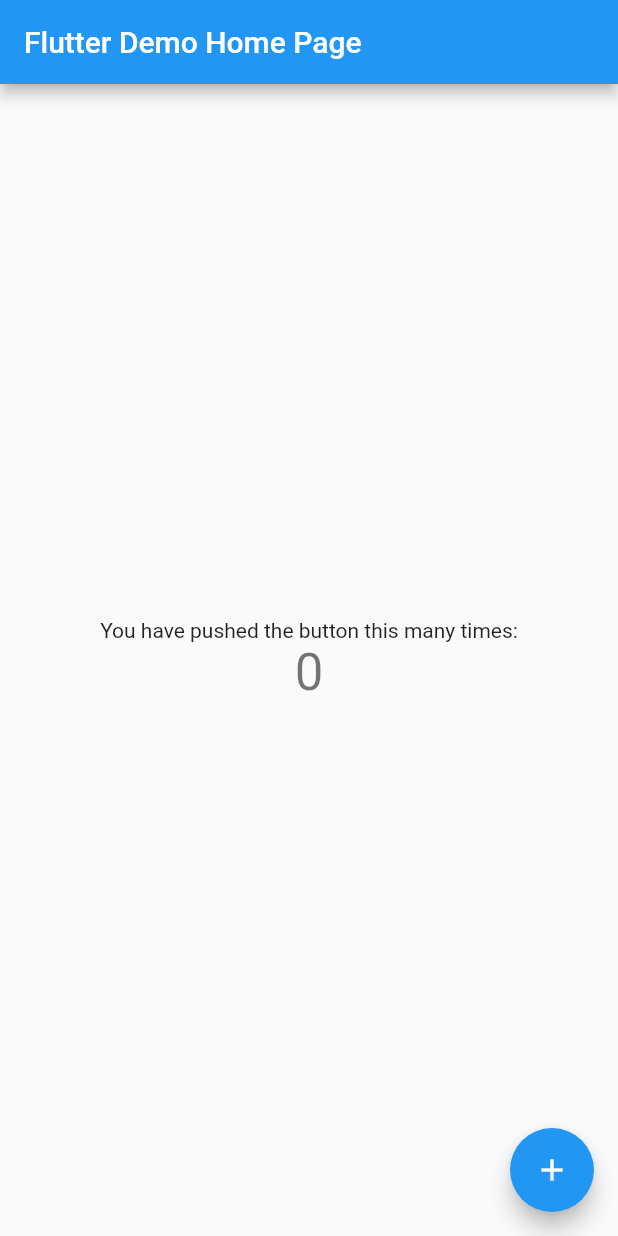
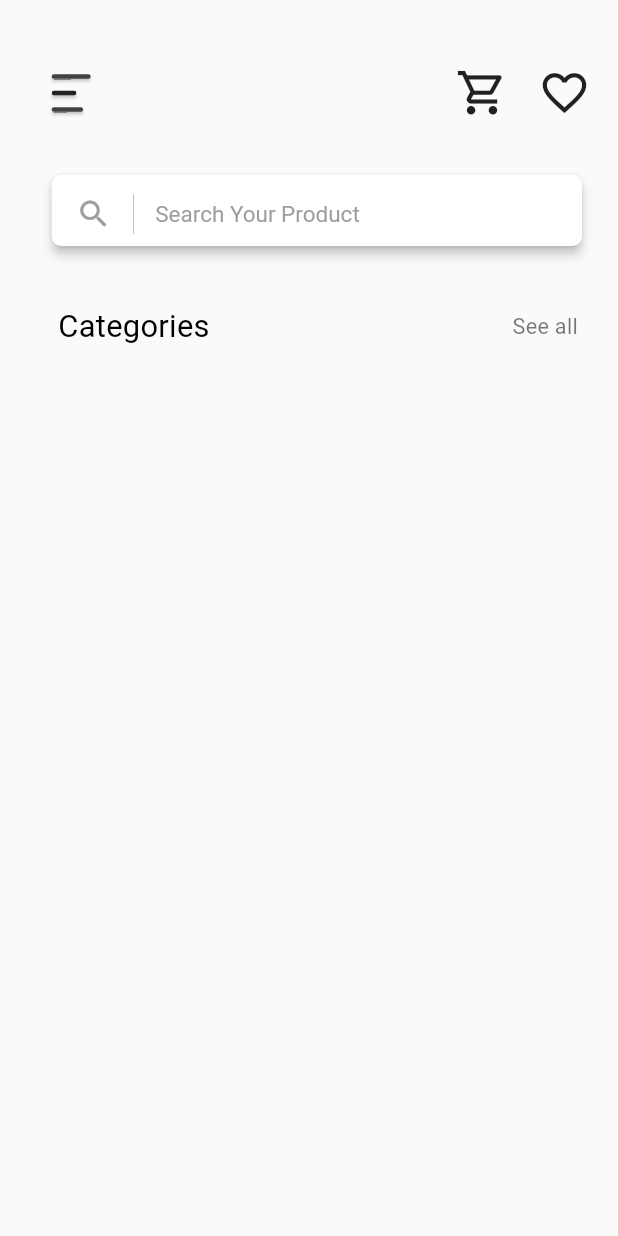
Before and after one commit to HarounTaHa/Bolt-Ecommerce, a Flutter app: the screen it shows after launch, on a phone screen of 412 x 824 dp. Run offline on Flutter 3.47's test engine with Material 2 defaults, Android fonts, the phone set to English and light mode, and no system bars.

Commit message:
design app bar & search bar

```diff
--- /dev/null
+++ b/lib/Utility/config.dart
@@ -0,0 +1,29 @@
+import 'package:flutter/widgets.dart';
+
+class SizeConfig {
+  static MediaQueryData _mediaQueryData;
+  static double screenWidth;
+  static double screenHeight;
+  static double blockSizeHorizontal;
+  static double blockSizeVertical;
+
+  static double _safeAreaHorizontal;
+  static double _safeAreaVertical;
+  static double safeBlockHorizontal;
+  static double safeBlockVertical;
+
+  void init(BuildContext context) {
+    _mediaQueryData = MediaQuery.of(context);
+    screenWidth = _mediaQueryData.size.width;
+    screenHeight = _mediaQueryData.size.height;
+    blockSizeHorizontal = screenWidth / 100;
+    blockSizeVertical = screenHeight / 100;
+
+    _safeAreaHorizontal =
+        _mediaQueryData.padding.left + _mediaQueryData.padding.right;
+    _safeAreaVertical =
+        _mediaQueryData.padding.top + _mediaQueryData.padding.bottom;
+    safeBlockHorizontal = (screenWidth - _safeAreaHorizontal) / 100;
+    safeBlockVertical = (screenHeight - _safeAreaVertical) / 100;
+  }
+}
--- /dev/null
+++ b/lib/Widget/menu.dart
@@ -0,0 +1,43 @@
+import 'package:flutter/material.dart';
+
+class MenuDesign extends StatelessWidget {
+  @override
+  Widget build(BuildContext context) {
+    return Column(
+      mainAxisSize: MainAxisSize.min,
+      crossAxisAlignment: CrossAxisAlignment.start,
+      children: [
+        Card(
+          color: Color(0xff424242),
+          shape: RoundedRectangleBorder(borderRadius: BorderRadius.circular(2)),
+          child: Container(
+            width: 25.9,
+            height: 3.0,
+          ),
+        ),
+        SizedBox(
+          height: 0,
+        ),
+        Card(
+          color: Color(0xff212121),
+          shape: RoundedRectangleBorder(borderRadius: BorderRadius.circular(2)),
+          child: Container(
+            width: 16.4,
+            height: 3.0,
+          ),
+        ),
+        SizedBox(
+          height: 0,
+        ),
+        Card(
+          color: Color(0xff424242),
+          shape: RoundedRectangleBorder(borderRadius: BorderRadius.circular(2)),
+          child: Container(
+            width: 20.9,
+            height: 3.0,
+          ),
+        ),
+      ],
+    );
+  }
+}
--- /dev/null
+++ b/lib/home_screen.dart
@@ -0,0 +1,126 @@
+import 'package:flutter/material.dart';
+
+import 'Utility/config.dart';
+import 'Widget/menu.dart';
+
+class HomeScreen extends StatefulWidget {
+  @override
+  _HomeScreenState createState() => _HomeScreenState();
+}
+
+class _HomeScreenState extends State<HomeScreen> {
+  @override
+  Widget build(BuildContext context) {
+    SizeConfig().init(context);
+    return Scaffold(
+      body: Padding(
+        padding: EdgeInsets.only(left: SizeConfig.safeBlockHorizontal * 7.4),
+        child: Stack(
+          children: [
+            Column(
+              crossAxisAlignment: CrossAxisAlignment.start,
+              children: [
+                // app bar
+
+                Padding(
+                  padding: EdgeInsets.only(
+                      top: SizeConfig.safeBlockVertical * 5.4,
+                      right: SizeConfig.blockSizeHorizontal * 4.4),
+                  child: Row(
+                    mainAxisAlignment: MainAxisAlignment.spaceBetween,
+                    children: [
+                      MenuDesign(),
+                      Spacer(),
+                      Icon(
+                        Icons.shopping_cart_outlined,
+                        size: 35,
+                      ),
+                      SizedBox(
+                        width: 20,
+                      ),
+                      Icon(
+                        Icons.favorite_border,
+                        size: 35,
+                      ),
+                    ],
+                  ),
+                ),
+                SizedBox(height: SizeConfig.safeBlockVertical * 4),
+                //Search Bar
+                Padding(
+                  padding: const EdgeInsets.only(right: 20),
+                  child: SizedBox(
+                    height: SizeConfig.safeBlockHorizontal * 13.5,
+                    width: SizeConfig.screenWidth,
+                    child: GestureDetector(
+                      onTap: () {},
+                      child: Card(
+                        elevation: 3,
+                        shape: RoundedRectangleBorder(
+                            borderRadius: BorderRadius.circular(
+                                SizeConfig.safeBlockHorizontal * 1.6)),
+                        child: Padding(
+                          padding: EdgeInsets.only(left: 16, top: 5),
+                          child: Row(
+                            mainAxisAlignment: MainAxisAlignment.start,
+                            children: [
+                              Icon(
+                                Icons.search,
+                                color: Colors.grey,
+                              ),
+                              VerticalDivider(
+                                color: Colors.grey[400],
+                                width: 29,
+                                indent: 8,
+                                endIndent: 8,
+                              ),
+                              Text(
+                                "Search Your Product",
+                                style: TextStyle(
+                                    color: Colors.grey[500], fontSize: 15),
+                              ),
+                            ],
+                          ),
+                        ),
+                      ),
+                    ),
+                  ),
+                ),
+
+                //Categories
+
+                SizedBox(
+                  height: SizeConfig.safeBlockVertical * 4.6,
+                ),
+                Container(
+                  margin: EdgeInsets.only(
+                      left: SizeConfig.safeBlockHorizontal * 2,
+                      right: SizeConfig.safeBlockHorizontal * 6.5),
+                  child: Row(
+                    mainAxisAlignment: MainAxisAlignment.spaceBetween,
+                    children: [
+                      Text(
+                        'Categories',
+                        style: TextStyle(
+                            letterSpacing: 0.2,
+                            color: Colors.black,
+                            fontSize: SizeConfig.safeBlockHorizontal * 5),
+                      ),
+                      Text(
+                        'See all',
+                        style: TextStyle(
+                            letterSpacing: 0.2,
+                            color: Colors.black54,
+                            fontSize: SizeConfig.safeBlockHorizontal * 3.5),
+                      ),
+                    ],
+                  ),
+                ),
+              ],
+            ),
+          ],
+        ),
+      ),
+    );
+  }
+}
--- a/lib/main.dart
+++ b/lib/main.dart
@@ -1,3 +1,4 @@
+import 'package:boltecommerceapp/home_screen.dart';
 import 'package:flutter/material.dart';
 
 void main() {
@@ -9,109 +10,9 @@
   @override
   Widget build(BuildContext context) {
     return MaterialApp(
-      title: 'Flutter Demo',
-      theme: ThemeData(
-        // This is the theme of your application.
-        //
-        // Try running your application with "flutter run". You'll see the
-        // application has a blue toolbar. Then, without quitting the app, try
-        // changing the primarySwatch below to Colors.green and then invoke
-        // "hot reload" (press "r" in the console where you ran "flutter run",
-        // or simply save your changes to "hot reload" in a Flutter IDE).
-        // Notice that the counter didn't reset back to zero; the application
-        // is not restarted.
-        primarySwatch: Colors.blue,
-        // This makes the visual density adapt to the platform that you run
-        // the app on. For desktop platforms, the controls will be smaller and
-        // closer together (more dense) than on mobile platforms.
-        visualDensity: VisualDensity.adaptivePlatformDensity,
-      ),
-      home: MyHomePage(title: 'Flutter Demo Home Page'),
+      debugShowCheckedModeBanner: false,
+      title: 'Bolt',
+      home: HomeScreen(),
     );
   }
 }
-
-class MyHomePage extends StatefulWidget {
-  MyHomePage({Key key, this.title}) : super(key: key);
-
-  // This widget is the home page of your application. It is stateful, meaning
-  // that it has a State object (defined below) that contains fields that affect
-  // how it looks.
-
-  // This class is the configuration for the state. It holds the values (in this
-  // case the title) provided by the parent (in this case the App widget) and
-  // used by the build method of the State. Fields in a Widget subclass are
-  // always marked "final".
-
-  final String title;
-
-  @override
-  _MyHomePageState createState() => _MyHomePageState();
-}
-
-class _MyHomePageState extends State<MyHomePage> {
-  int _counter = 0;
-
-  void _incrementCounter() {
-    setState(() {
-      // This call to setState tells the Flutter framework that something has
-      // changed in this State, which causes it to rerun the build method below
-      // so that the display can reflect the updated values. If we changed
-      // _counter without calling setState(), then the build method would not be
-      // called again, and so nothing would appear to happen.
-      _counter++;
-    });
-  }
-
-  @override
-  Widget build(BuildContext context) {
-    // This method is rerun every time setState is called, for instance as done
-    // by the _incrementCounter method above.
-    //
-    // The Flutter framework has been optimized to make rerunning build methods
-    // fast, so that you can just rebuild anything that needs updating rather
-    // than having to individually change instances of widgets.
-    return Scaffold(
-      appBar: AppBar(
-        // Here we take the value from the MyHomePage object that was created by
-        // the App.build method, and use it to set our appbar title.
-        title: Text(widget.title),
-      ),
-      body: Center(
-        // Center is a layout widget. It takes a single child and positions it
-        // in the middle of the parent.
-        child: Column(
-          // Column is also a layout widget. It takes a list of children and
-          // arranges them vertically. By default, it sizes itself to fit its
-          // children horizontally, and tries to be as tall as its parent.
-          //
-          // Invoke "debug painting" (press "p" in the console, choose the
-          // "Toggle Debug Paint" action from the Flutter Inspector in Android
-          // Studio, or the "Toggle Debug Paint" command in Visual Studio Code)
-          // to see the wireframe for each widget.
-          //
-          // Column has various properties to control how it sizes itself and
-          // how it positions its children. Here we use mainAxisAlignment to
-          // center the children vertically; the main axis here is the vertical
-          // axis because Columns are vertical (the cross axis would be
-          // horizontal).
-          mainAxisAlignment: MainAxisAlignment.center,
-          children: <Widget>[
-            Text(
-              'You have pushed the button this many times:',
-            ),
-            Text(
-              '$_counter',
-              style: Theme.of(context).textTheme.headline4,
-            ),
-          ],
-        ),
-      ),
-      floatingActionButton: FloatingActionButton(
-        onPressed: _incrementCounter,
-        tooltip: 'Increment',
-        child: Icon(Icons.add),
-      ), // This trailing comma makes auto-formatting nicer for build methods.
-    );
-  }
-}
```
Also changed, not shown: 2 other files.
